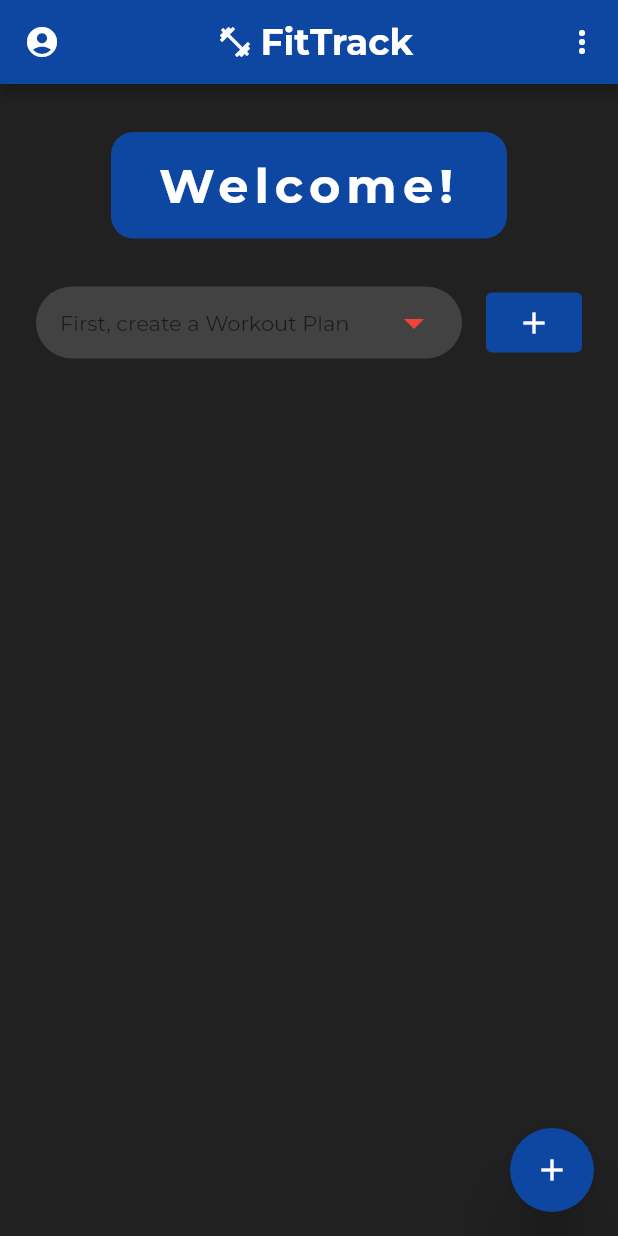
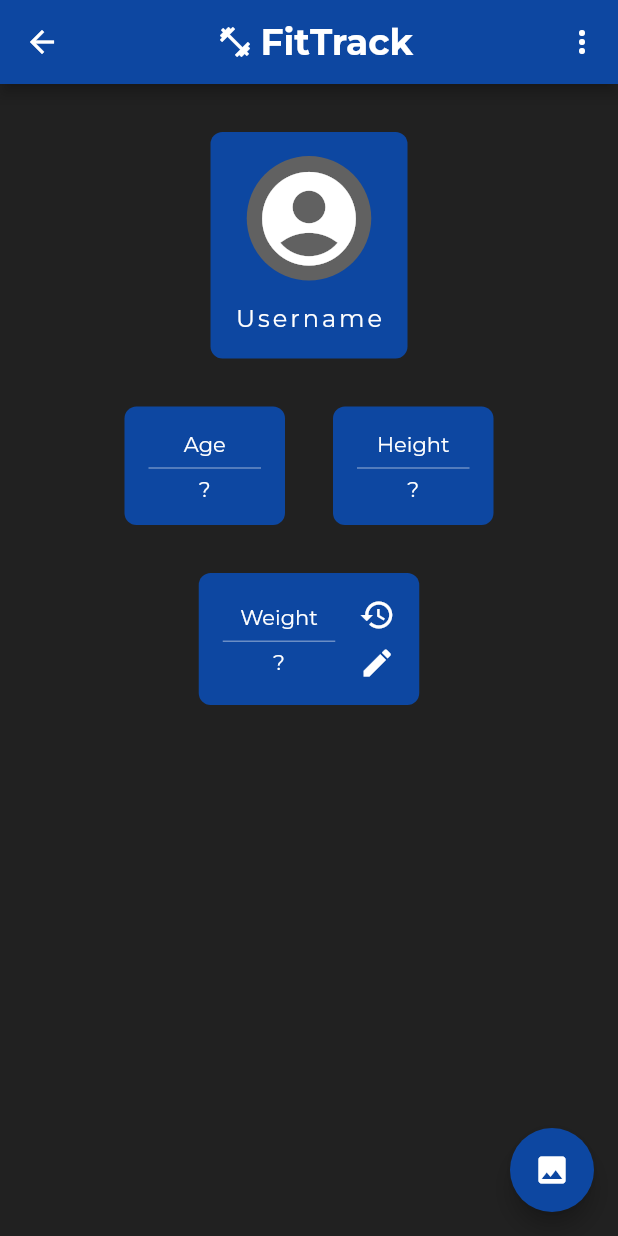
Before and after one commit to yeetakca/FitTrack, a Flutter app: the screen it shows after launch, after a tap on the "account circle" icon, on a phone screen of 412 x 824 dp. Run offline on Flutter 3.47's test engine with Material 2 defaults, Android fonts, the phone set to English and light mode, and no system bars; our stand-ins replace chewie, google_fonts, numberpicker, shared_preferences, video_player.

Commit message:
User class and profile page created

```diff
--- /dev/null
+++ b/lib/classes/user.dart
@@ -0,0 +1,37 @@
+import 'dart:convert';
+
+class User {
+  String name;
+  List weightHistory = [];
+  double height;
+  int age;
+  String gender;
+
+  User({
+    required this.name,
+    required this.height,
+    required this.age,
+    required this.gender,
+  });
+
+  void updateWeight(double weight) {
+    weightHistory.add([DateTime.now().millisecondsSinceEpoch, weight]);
+  }
+
+  User.fromJson(Map<String, dynamic> json)
+    : name = json['name'],
+    weightHistory = jsonDecode(json['weightHistory']),
+    height = json['height'],
+    age = json['age'],
+    gender = json['gender'];
+
+  Map<String, dynamic> toJson() {
+    return {
+      'name': name,
+      'weightHistory': weightHistory.toString(),
+      'height': height,
+      'age': age,
+      'gender': gender,
+    };
+  }
+}
--- a/lib/screens/home_page.dart
+++ b/lib/screens/home_page.dart
@@ -4,6 +4,7 @@ import 'dart:developer' as dev;
 
 import 'package:fit_track/classes/workout_plan.dart';
 import 'package:fit_track/components/exercise_widget.dart';
+import 'package:fit_track/screens/profile_page.dart';
 import 'package:flutter/material.dart';
 import 'package:google_fonts/google_fonts.dart';
 import 'package:numberpicker/numberpicker.dart';
@@ -16,15 +17,14 @@ class HomePage extends StatefulWidget {
   State<HomePage> createState() => _HomePageState();
 }
 
+class _HomePageState extends State<HomePage> {
   List<WorkoutPlan> workoutPlanList = [];
-
   Map<String, List<String>> excel = {
     'Chest': ['Barbell Bench Press', 'Dumbbell Incline Bench Press'],
     'Shoulder': ['Dumbbell Lateral Raise', 'Dumbbell Seated Overhead Press'],
     'Triceps': ['Dumbbell Skullcrusher', 'Dips'],
   };
 
-class _HomePageState extends State<HomePage> {
   String welcomeText = "Welcome!";
   String? selectedWorkoutPlanId;
   WorkoutPlan? selectedWorkoutPlan;
@@ -65,8 +65,11 @@ class _HomePageState extends State<HomePage> {
         centerTitle: true,
         leading: TextButton(
           onPressed: () {
-            // OPEN PROFILE PAGE
-            //dev.log();
+            Navigator.push(
+              context,
+              MaterialPageRoute(
+                  builder: (context) => const ProfilePage()),
+            );
           },
           child: const Icon(
             Icons.account_circle,
@@ -729,7 +732,7 @@ class _HomePageState extends State<HomePage> {
                             Text(
                               ",",
                               style: GoogleFonts.montserrat(
-                                color: Colors.white,
+                                color: Colors.white38,
                                 fontSize: 32,
                               ),
                             ),
--- /dev/null
+++ b/lib/screens/profile_page.dart
@@ -0,0 +1,480 @@
+import 'dart:convert';
+import 'dart:developer';
+
+import 'package:flutter/material.dart';
+import 'package:google_fonts/google_fonts.dart';
+import 'package:numberpicker/numberpicker.dart';
+import 'package:shared_preferences/shared_preferences.dart';
+
+import '../classes/user.dart';
+
+class ProfilePage extends StatefulWidget {
+  const ProfilePage({super.key});
+
+  @override
+  State<ProfilePage> createState() => _ProfilePageState();
+}
+
+User defaultUser = User(name: "Username", height: 0, age: 0, gender: "?");
+
+class _ProfilePageState extends State<ProfilePage> {
+  User user = defaultUser;
+
+  @override
+  void initState() {
+    super.initState();
+    getUser().then((value) => setState(() {
+      user = value;
+    }));
+  }
+
+  @override
+  Widget build(BuildContext context) {
+    return Scaffold(
+      appBar: AppBar(
+        title: Row(
+          mainAxisAlignment: MainAxisAlignment.center,
+          children: [
+            const Icon(Icons.fitness_center),
+            const SizedBox(width: 5),
+            Text(
+              "FitTrack",
+              style: GoogleFonts.montserrat(
+                fontWeight: FontWeight.bold,
+                fontSize: 24,
+              ),
+            ),
+          ],
+        ),
+        backgroundColor: Colors.blue.shade900,
+        centerTitle: true,
+        actions: [
+          PopupMenuButton(
+            itemBuilder: (context) {
+              return {"Edit Profile", "Delete Profile Data"}.map((item) {
+                return PopupMenuItem(
+                  value: item,
+                  child: Text(
+                    item,
+                    style: GoogleFonts.montserrat(
+                      color: item == "Delete Profile Data" ? Colors.red : Colors.white,
+                    ),
+                  ),
+                );
+              }).toList();
+            },
+            onSelected: (value) {
+              switch (value) {
+                case "Edit Profile":
+                  // EDIT PROFILE DATA
+                  break;
+                case "Delete Profile Data":
+                  showDialog(
+                    context: context,
+                    builder: (context) {
+                      return AlertDialog(
+                        backgroundColor: Colors.grey.shade900,
+                        title: Padding(
+                          padding: const EdgeInsets.only(bottom: 16),
+                          child: Text(
+                            "Delete?",
+                            style: GoogleFonts.montserrat(
+                              color: Colors.white,
+                            ),
+                          ),
+                        ),
+                        content: Text(
+                          "Are you sure you want to delete the profile data? (This process cannot be undone.)",
+                          style: GoogleFonts.montserrat(
+                            color: Colors.white,
+                          ),
+                        ),
+                        actions: [
+                          TextButton(
+                            onPressed: () {
+                              Navigator.of(context).pop();
+                            },
+                            child: Text(
+                              "Cancel",
+                              style: GoogleFonts.montserrat(
+                                color: Colors.blue.shade900,
+                              ),
+                            ),
+                          ),
+                          Padding(
+                            padding: const EdgeInsets.only(right: 8),
+                            child: TextButton(
+                              onPressed: () {
+                                user = defaultUser;
+                                saveUser();
+                                update();
+                                Navigator.of(context).pop();
+                              },
+                              child: Text(
+                                "Delete",
+                                style: GoogleFonts.montserrat(
+                                  color: Colors.red,
+                                ),
+                              ),
+                            ),
+                          ),
+                        ],
+                      );
+                    },
+                  );
+                  break;
+              }
+            },
+            color: Colors.grey.shade900,
+          ),
+        ],
+      ),
+      backgroundColor: Colors.grey.shade900,
+      body: Padding(
+        padding: const EdgeInsets.symmetric(horizontal: 32),
+        child: Column(
+          crossAxisAlignment: CrossAxisAlignment.center,
+          children: [
+            Container(
+              margin: const EdgeInsets.symmetric(vertical: 32),
+              padding: const EdgeInsets.symmetric(vertical: 16, horizontal: 16),
+              decoration: BoxDecoration(
+                color: Colors.blue.shade900,
+                borderRadius: BorderRadius.circular(8),
+              ),
+              child: Column(
+                children: [
+                  Container(
+                    padding: const EdgeInsets.all(4),
+                    decoration: BoxDecoration(
+                      color: user.gender == "Male" ? Colors.blue : user.gender == "Female" ? Colors.pink.shade300 : Colors.grey.shade700,
+                      borderRadius: BorderRadius.circular(100),
+                    ),
+                    child: const Icon(
+                      Icons.account_circle,
+                      color: Colors.white,
+                      size: 75,
+                    ),
+                  ),
+                  const SizedBox(height: 16),
+                  Text(
+                    user.name,
+                    style: GoogleFonts.montserrat(
+                      color: Colors.white,
+                      fontSize: 16,
+                      letterSpacing: 2,
+                    ),
+                  ),
+                ],
+              ),
+            ),
+            Row(
+              mainAxisAlignment: MainAxisAlignment.center,
+              children: [
+                Container(
+                  decoration: BoxDecoration(
+                    color: Colors.blue.shade900,
+                    borderRadius: BorderRadius.circular(8),
+                  ),
+                  padding: const EdgeInsets.all(16),
+                  child: Column(
+                    children: [
+                      Text(
+                        "Age",
+                        style: GoogleFonts.montserrat(
+                          color: Colors.white,
+                        ),
+                      ),
+                      const SizedBox(height: 3),
+                      const SizedBox(
+                        height: 10,
+                        width: 75,
+                        child: Divider(thickness: 1, color: Colors.white38),
+                      ),
+                      Text(
+                        user.age == 0 ? "?" : user.age.toString(),
+                        style: GoogleFonts.montserrat(
+                          color: Colors.white,
+                        ),
+                      ),
+                    ],
+                  ),
+                ),
+                const SizedBox(width: 32),
+                Container(
+                  decoration: BoxDecoration(
+                    color: Colors.blue.shade900,
+                    borderRadius: BorderRadius.circular(8),
+                  ),
+                  padding: const EdgeInsets.all(16),
+                  child: Column(
+                    children: [
+                      Text(
+                        "Height",
+                        style: GoogleFonts.montserrat(
+                          color: Colors.white,
+                        ),
+                      ),
+                      const SizedBox(height: 3),
+                      const SizedBox(
+                        height: 10,
+                        width: 75,
+                        child: Divider(thickness: 1, color: Colors.white38),
+                      ),
+                      Text(
+                        user.height == 0 ? "?" : user.height.toString(),
+                        style: GoogleFonts.montserrat(
+                          color: Colors.white,
+                        ),
+                      ),
+                    ],
+                  ),
+                ),
+              ],
+            ),
+            const SizedBox(height: 32),
+            Container(
+              decoration: BoxDecoration(
+                color: Colors.blue.shade900,
+                borderRadius: BorderRadius.circular(8),
+              ),
+              padding: const EdgeInsets.all(16),
+              child: Row(
+                mainAxisSize: MainAxisSize.min,
+                children: [
+                  Column(
+                    children: [
+                      Text(
+                        "Weight",
+                        style: GoogleFonts.montserrat(
+                          color: Colors.white,
+                        ),
+                      ),
+                      const SizedBox(height: 3),
+                      const SizedBox(
+                        height: 10,
+                        width: 75,
+                        child: Divider(thickness: 1, color: Colors.white38),
+                      ),
+                      Text(
+                        user.weightHistory.isNotEmpty
+                          ? user.weightHistory.last[1].toString()
+                          : "?",
+                        style: GoogleFonts.montserrat(
+                          color: Colors.white,
+                        ),
+                      ),
+                    ],
+                  ),
+                  const SizedBox(width: 16),
+                  Column(
+                    children: [
+                      GestureDetector(
+                        child: const Icon(
+                          Icons.history,
+                          color: Colors.white,
+                        ),
+                        onTap: () {
+                          // WEIGHT HISTORY
+                        },
+                      ),
+                      const SizedBox(height: 8),
+                      GestureDetector(
+                        child: const Icon(
+                          Icons.edit,
+                          color: Colors.white,
+                        ),
+                        onTap: () {
+                          showDialog(
+                            context: context,
+                            builder: (context) {
+                              int val1 = user.weightHistory.isNotEmpty
+                                ? int.parse(user.weightHistory.last[1].toString().split(".")[0])
+                                : 60;
+                              int val2 = user.weightHistory.isNotEmpty
+                                ? int.parse(user.weightHistory.last[1].toString().split(".")[1])
+                                : 0;
+                              return StatefulBuilder(
+                                builder: (context, setState) {
+                                  return AlertDialog(
+                                    title: Padding(
+                                      padding: const EdgeInsets.only(bottom: 16),
+                                      child: Text(
+                                        "Edit Weight",
+                                        style: GoogleFonts.montserrat(
+                                          color: Colors.white,
+                                        ),
+                                        textAlign: TextAlign.center,
+                                      ),
+                                    ),
+                                    backgroundColor: Colors.grey.shade900,
+                                    content: Column(
+                                      mainAxisSize: MainAxisSize.min,
+                                      children: [
+                                        const Icon(Icons.arrow_drop_up, color: Colors.white38),
+                                        const Divider(
+                                          thickness: 1,
+                                          color: Colors.white38,
+                                          indent: 32,
+                                          endIndent: 32,
+                                        ),
+                                        Row(
+                                          mainAxisAlignment: MainAxisAlignment.center,
+                                          children: [
+                                            NumberPicker(
+                                              minValue: 1,
+                                              maxValue: 300,
+                                              value: val1,
+                                              onChanged: (value) {
+                                                setState(() {
+                                                  val1 = value;
+                                                });
+                                              },
+                                              selectedTextStyle: GoogleFonts.montserrat(
+                                                color: Colors.blue.shade900,
+                                                fontSize: 32,
+                                              ),
+                                              itemCount: 1,
+                                              itemWidth: 65,
+                                            ),
+                                            Text(
+                                              ",",
+                                              style: GoogleFonts.montserrat(
+                                                color: Colors.white38,
+                                                fontSize: 32,
+                                              ),
+                                            ),
+                                            NumberPicker(
+                                              minValue: 0,
+                                              maxValue: 99,
+                                              infiniteLoop: true,
+                                              zeroPad: true,
+                                              value: val2,
+                                              onChanged: (value) {
+                                                setState(() {
+                                                  val2 = value;
+                                                });
+                                              },
+                                              selectedTextStyle: GoogleFonts.montserrat(
+                                                color: Colors.blue.shade900,
+                                                fontSize: 32,
+                                              ),
+                                              itemCount: 1,
+                                              itemWidth: 65,
+                                            ),
+                                            Text(
+                                              "KG",
+                                              style: GoogleFonts.montserrat(
+                                                color: Colors.white38,
+                                              ),
+                                            )
+                                          ],
+                                        ),
+                                        const Divider(
+                                          thickness: 1,
+                                          color: Colors.white38,
+                                          indent: 32,
+                                          endIndent: 32,
+                                        ),
+                                        const Icon(Icons.arrow_drop_down, color: Colors.white38),
+                                      ],
+                                    ),
+                                    actions: [
+                                      Padding(
+                                        padding: const EdgeInsets.only(bottom: 16),
+                                        child: Row(
+                                          mainAxisAlignment:
+                                              MainAxisAlignment.center,
+                                          children: [
+                                            TextButton(
+                                              onPressed: () {
+                                                Navigator.of(context).pop();
+                                              },
+                                              child: Container(
+                                                padding: const EdgeInsets.symmetric(
+                                                    horizontal: 16, vertical: 8),
+                                                decoration: BoxDecoration(
+                                                  color: Colors.red.shade900,
+                                                  borderRadius:
+                                                      BorderRadius.circular(8),
+                                                ),
+                                                child: Text(
+                                                  "Cancel",
+                                                  style: GoogleFonts.montserrat(
+                                                    color: Colors.white,
+                                                  ),
+                                                ),
+                                              ),
+                                            ),
+                                            TextButton(
+                                              onPressed: () {
+                                                user.updateWeight(double.parse("$val1.$val2"));
+                                                Navigator.of(context).pop();
+                                                saveUser();
+                                                update();
+                                              },
+                                              child: Container(
+                                                padding: const EdgeInsets.symmetric(
+                                                    horizontal: 16, vertical: 8),
+                                                decoration: BoxDecoration(
+                                                  color: Colors.blue.shade900,
+                                                  borderRadius:
+                                                      BorderRadius.circular(8),
+                                                ),
+                                                child: Text(
+                                                  "Save",
+                                                  style: GoogleFonts.montserrat(
+                                                    color: Colors.white,
+                                                  ),
+                                                ),
+                                              ),
+                                            ),
+                                          ],
+                                        ),
+                                      ),
+                                    ],
+                                  );
+                                },
+                              );
+                            });
+                        },
+                      ),
+                    ],
+                  ),
+                ],
+              ),
+            ),
+          ],
+        ),
+      ),
+      floatingActionButton: FloatingActionButton(
+        onPressed: (() {
+          // OPEN GALLERY PAGE
+        }),
+        backgroundColor: Colors.blue.shade900,
+        child: const Icon(Icons.photo),
+      ),
+    );
+  }
+
+  Future<User> getUser() async {
+    var sharedPreferences = await SharedPreferences.getInstance();
+    String? userString = sharedPreferences.getString('user');
+    if (userString != null) {
+      return User.fromJson(jsonDecode(userString));
+    } else {
+      return defaultUser;
+    }
+  }
+
+  void saveUser() async {
+    var sharedPreferences = await SharedPreferences.getInstance();
+    sharedPreferences.setString('user', jsonEncode(user));
+  }
+
+  void update() {
+    setState(() {
+      //print("Updated");
+    });
+  }
+}
```
Lines whose indentation alone changed are shown as unchanged.
